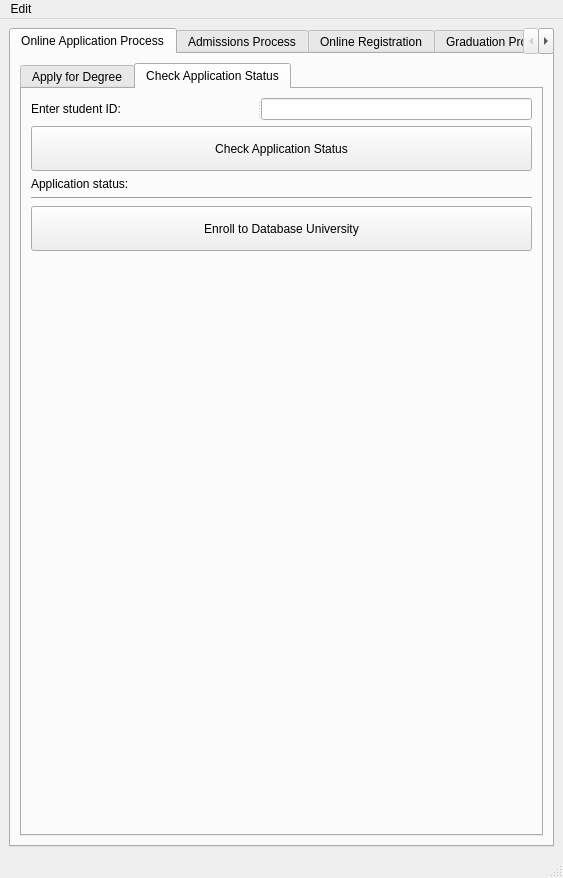
This is starrs/ui/ui_main.ui in kiryha/CIS556 as Qt 5 draws it before an edit. The edited form follows.
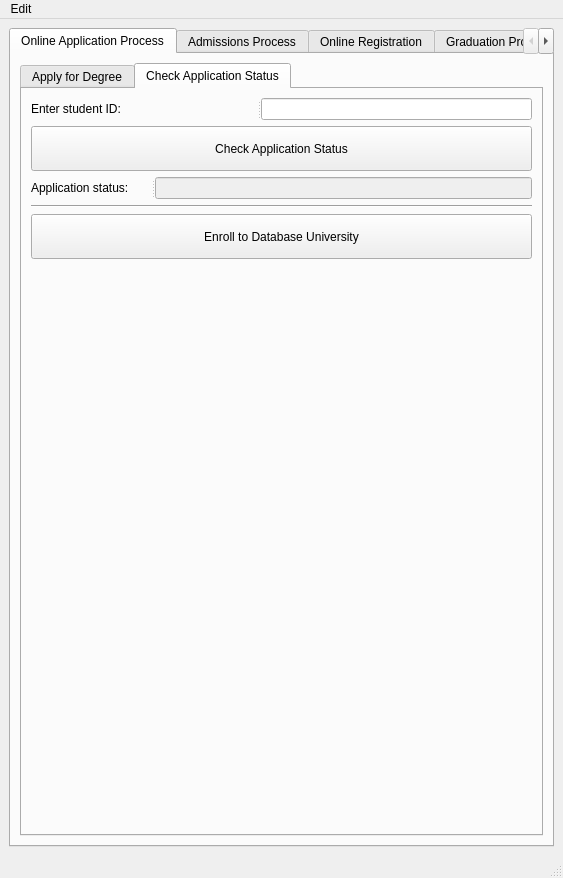
This is the edited form. The open tabs and pages were chosen to show the change.

```diff
--- a/starrs/ui/ui_main.ui
+++ b/starrs/ui/ui_main.ui
@@ -369,10 +369,26 @@
              </widget>
             </item>
             <item>
+             <widget class="QSplitter" name="splitter_27">
+              <property name="orientation">
+               <enum>Qt::Horizontal</enum>
+              </property>
              <widget class="QLabel" name="labApplicationStatus">
+               <property name="maximumSize">
+                <size>
+                 <width>120</width>
+                 <height>16777215</height>
+                </size>
+               </property>
               <property name="text">
                <string>Application status:</string>
               </property>
+              </widget>
+              <widget class="QLineEdit" name="linApplicationStatus">
+               <property name="enabled">
+                <bool>false</bool>
+               </property>
+              </widget>
              </widget>
             </item>
             <item>
```
Left out of the diff: 4 changed lines with no effect on the pictures. Lines whose indentation alone changed are shown as unchanged.
